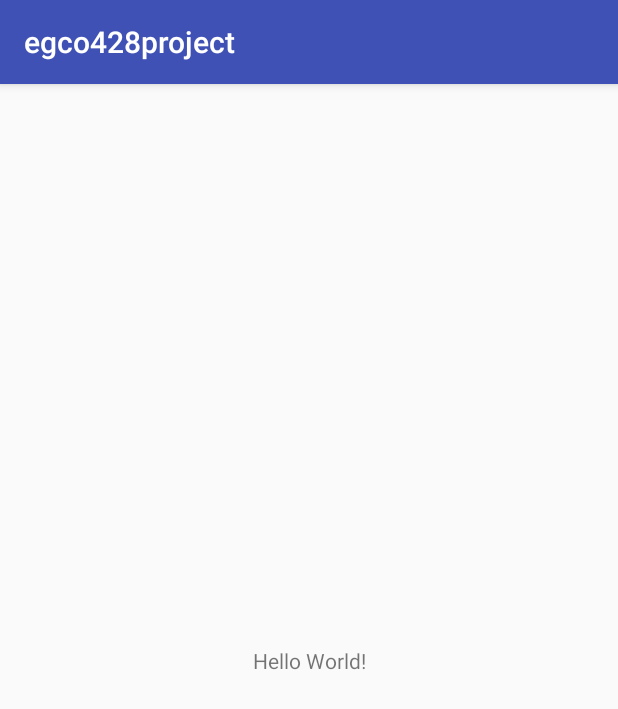
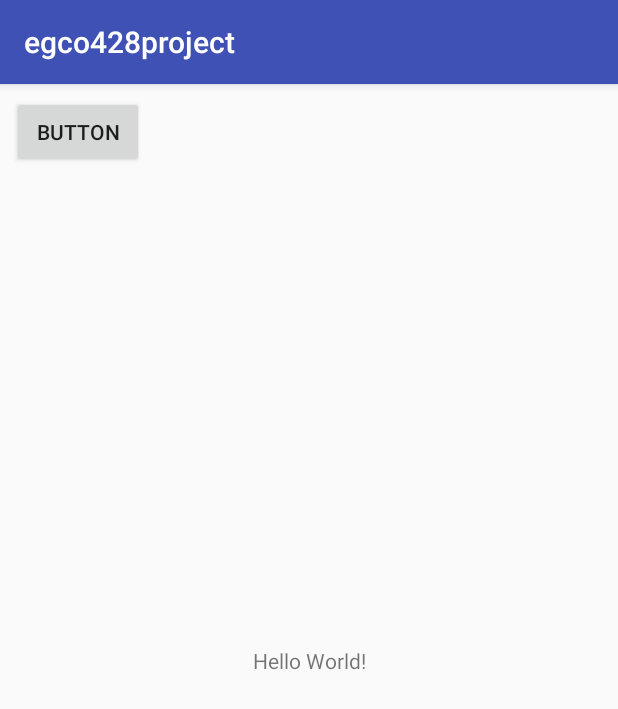
Before and after one commit to proudpraowww/egco428project, an Android app: the screen it shows after launch (MainActivity), on a phone screen of 412 x 824 dp. Shown: the top 709 px of the screen. Run offline under Robolectric (Android 15) with nearby library versions, the phone set to English and light mode, and no system bars.

Commit message:
profile student layout and connect to firebase

```diff
--- a/app/build.gradle
+++ b/app/build.gradle
@@ -24,10 +24,13 @@ android {
 
 dependencies {
     implementation fileTree(dir: 'libs', include: ['*.jar'])
-    implementation"org.jetbrains.kotlin:kotlin-stdlib-jdk7:$kotlin_version"
+    implementation "org.jetbrains.kotlin:kotlin-stdlib-jdk7:$kotlin_version"
     implementation 'com.android.support:appcompat-v7:28.0.0'
     implementation 'com.android.support.constraint:constraint-layout:1.1.3'
+    implementation 'com.google.firebase:firebase-database:11.8.0'
     testImplementation 'junit:junit:4.12'
     androidTestImplementation 'com.android.support.test:runner:1.0.2'
     androidTestImplementation 'com.android.support.test.espresso:espresso-core:3.0.2'
 }
+
+apply plugin: 'com.google.gms.google-services'
--- a/app/src/main/AndroidManifest.xml
+++ b/app/src/main/AndroidManifest.xml
@@ -16,6 +16,7 @@
                 <category android:name="android.intent.category.LAUNCHER" />
             </intent-filter>
         </activity>
+        <activity android:name=".profileStudent"></activity>
     </application>
 
 </manifest>
--- a/app/src/main/java/com/egco428/egco428project/MainActivity.kt
+++ b/app/src/main/java/com/egco428/egco428project/MainActivity.kt
@@ -1,7 +1,9 @@
 package com.egco428.egco428project
 
+import android.content.Intent
 import android.support.v7.app.AppCompatActivity
 import android.os.Bundle
+import kotlinx.android.synthetic.main.activity_main.*
 
 class MainActivity : AppCompatActivity() {
 
@@ -11,5 +13,11 @@ class MainActivity : AppCompatActivity() {
 
         var x:Int = 0
         var y:Int = 0
+
+        button.setOnClickListener{
+            val intent = Intent(this,profileStudent::class.java)
+            startActivity(intent)
+        }
+
     }
 }
--- a/app/src/main/res/layout/activity_main.xml
+++ b/app/src/main/res/layout/activity_main.xml
@@ -15,4 +15,14 @@
         app:layout_constraintRight_toRightOf="parent"
         app:layout_constraintTop_toTopOf="parent" />
 
+    <Button
+        android:id="@+id/button"
+        android:layout_width="wrap_content"
+        android:layout_height="wrap_content"
+        android:layout_marginStart="8dp"
+        android:layout_marginTop="8dp"
+        android:text="Button"
+        app:layout_constraintStart_toStartOf="parent"
+        app:layout_constraintTop_toTopOf="parent" />
+
 </android.support.constraint.ConstraintLayout>
--- a/app/src/main/res/values/colors.xml
+++ b/app/src/main/res/values/colors.xml
@@ -1,6 +1,6 @@
 <?xml version="1.0" encoding="utf-8"?>
 <resources>
-    <color name="colorPrimary">#3F51B5</color>
-    <color name="colorPrimaryDark">#303F9F</color>
+    <color name="colorPrimary">#3f51b5</color>
+    <color name="colorPrimaryDark">#303f9f</color>
     <color name="colorAccent">#FF4081</color>
 </resources>
--- a/build.gradle
+++ b/build.gradle
@@ -12,6 +12,7 @@ buildscript {
 
         // NOTE: Do not place your application dependencies here; they belong
         // in the individual module build.gradle files
+        classpath 'com.google.gms:google-services:3.1.1'
     }
 }
 
```
